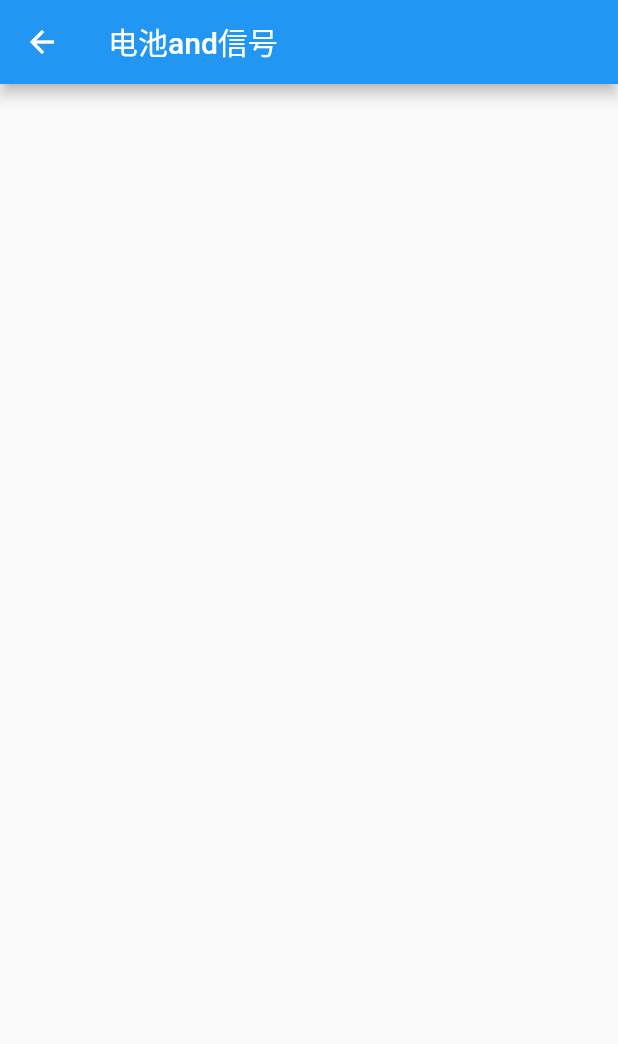
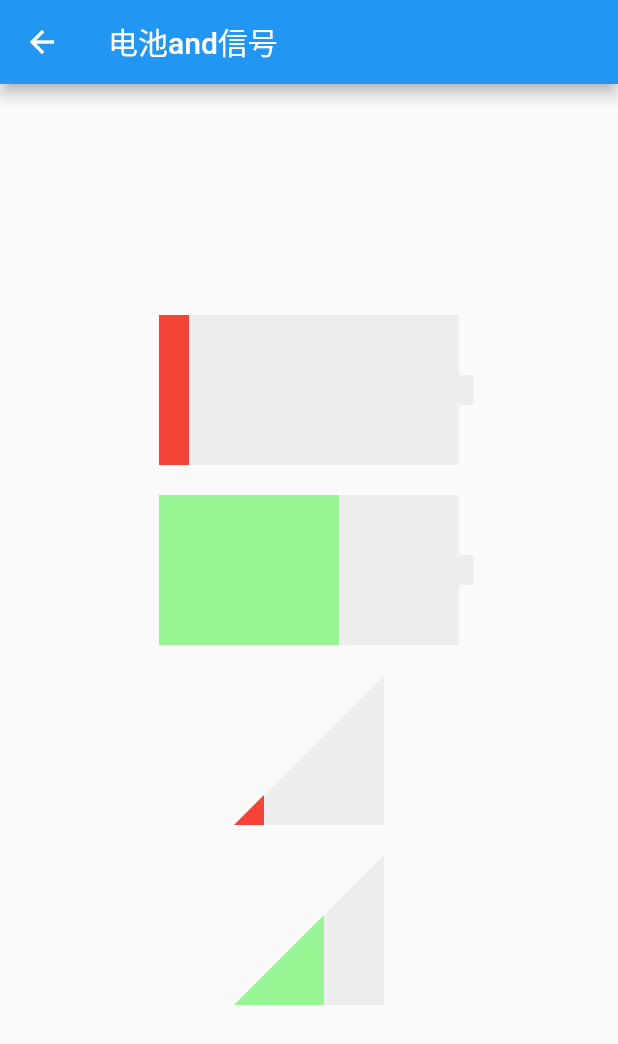
Before and after one commit to zhangkejian0/flutter-keui, a Flutter app: the SingalPower screen opened directly, on a phone screen of 412 x 824 dp. Shown: the top 1044 px of the screen. Run offline on Flutter 3.47's test engine with Material 2 defaults, Android fonts, the phone set to English and light mode, and no system bars; our stand-ins replace charts_flutter.

Commit message:
信号量 阀值

```diff
--- a/example/lib/SignalPower.dart
+++ b/example/lib/SignalPower.dart
@@ -1,4 +1,5 @@
 import 'package:flutter/material.dart';
+import 'dart:ui';
 
 class SingalPower extends StatefulWidget {
   @override
@@ -13,23 +14,114 @@ class _SingalPowerState extends State<SingalPower> {
         title: Text('电池and信号')
       ),
       body: Center(
-
-      ),
+        child: Column(
+          mainAxisAlignment: MainAxisAlignment.center,
+          children: <Widget>[
+            Container(
+              height: 100,
+              width: 200,
+              child: CustomPaint(
+                foregroundPainter: PainterPower(value: 10)
+              ),
+            ),
+            Container(
+              margin: EdgeInsetsDirectional.only(top:20),
+              height: 100,
+              width: 200,
+              child: CustomPaint(
+                foregroundPainter: PainterPower(value: 60)
+              ),
+            ),
+            Container(
+              margin: EdgeInsetsDirectional.only(top:20),
+              height: 100,
+              width: 100,
+              child: CustomPaint(
+                foregroundPainter: PainterSingal(value: 20)
+              ),
+            ),
+            Container(
+              margin: EdgeInsetsDirectional.only(top:20),
+              height: 100,
+              width: 100,
+              child: CustomPaint(
+                foregroundPainter: PainterSingal(value: 60)
+              ),
+            ),
+          ],
+        )
+      )
     );
   }
 }
 
-// canvar
 
-class MyPainter extends CustomPainter{
-
-  MyPainter();
+class PainterPower extends CustomPainter{
+  int value; // 电池电量值 （0-100）
+  int threshold; // 低电量阈值 （默认20）
+  PainterPower({this.value = 100, this.threshold = 20});
 
   @override
   void paint(Canvas canvas, Size size) {
+    Color grey = Color.fromARGB(100, 219, 219, 219);
+    Color green = Color.fromARGB(100, 16, 255, 6);
+    Color red = Colors.red;
     // TODO: implement paint
+    //构建一个电池头部
+    Paint _paint0 = Paint()
+    ..color = value > 99 ? green : grey;
+    Rect rect = Rect.fromPoints(Offset(size.width, size.height * 0.4 ), Offset(size.width * 1.05, size.height * 0.6 ));
+    canvas.drawRect(rect, _paint0);
+    //构建一个电池身体
+    Paint _paint1 = Paint()
+    ..color = grey;
+    Rect rect1 = Rect.fromPoints(Offset(0, 0), Offset(size.width, size.height));
+    canvas.drawRect(rect1, _paint1);
+
+    //构建一个电池电量
+    Paint _paint2 = Paint()
+    ..color = value > threshold ? green : red;
+    Rect rect2 = Rect.fromPoints(Offset(0, 0), Offset(size.width * (value / 100) , size.height));
+    canvas.drawRect(rect2, _paint2);
   }
 
   @override
   bool shouldRepaint(CustomPainter oldDelegate) => false;
 }
+
+class PainterSingal extends CustomPainter {
+  int value; // 信号量信号值 （0-100）
+  int threshold; // 低信号阈值 （默认20）
+  PainterSingal({this.value = 100, this.threshold = 20});
+  @override
+  void paint(Canvas canvas, Size size) {
+    // TODO: implement paint
+    Color grey = Color.fromARGB(100, 219, 219, 219);
+    Color green = Color.fromARGB(100, 16, 255, 6);
+    Color red = Colors.red;
+    // 构建一个三角形信号背景
+    Paint _paint0 = Paint()
+    ..style = PaintingStyle.fill
+    ..color = grey;
+    canvas.drawPath(
+      Path()
+      ..moveTo(0, size.height)..lineTo(size.width, size.height)
+      ..lineTo(size.width, 0)
+      ..close(),
+    _paint0);
+
+    // 构建一个三角形信号量
+    Paint _paint1 = Paint()
+    ..style = PaintingStyle.fill
+    ..color = value > threshold ? green : red;
+    canvas.drawPath(
+      Path()
+      ..moveTo(0, size.height)..lineTo(size.width * ( value / 100), size.height)
+      ..lineTo(size.width * ( value / 100), size.height * (1 - value / 100 ))
+      ..close(),
+    _paint1);
+
+  }
+  @override
+  bool shouldRepaint(CustomPainter oldDelegate) => false;
+}
```
Also changed, not shown: images/SingalPower.jpg (added), 1 other file.
